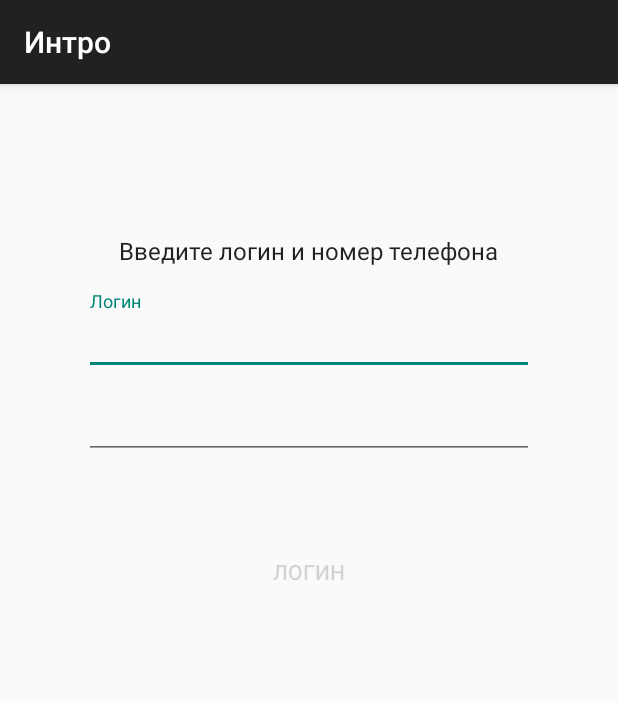
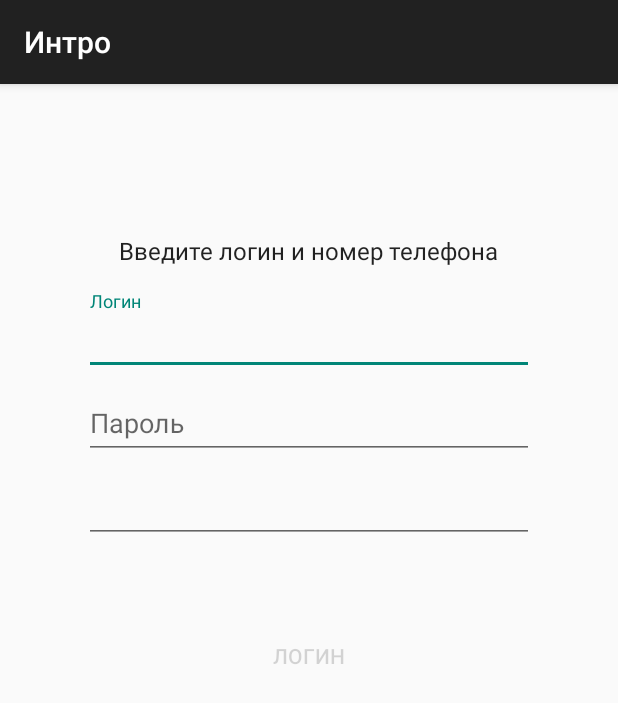
Before and after one commit to nazarovandrej/HelloWorld, an Android app: the screen it shows after launch (IntroActivity), on a phone screen of 412 x 824 dp. Shown: the top 703 px of the screen. Run offline under Robolectric (Android 15) with nearby library versions, the phone set to English and light mode, and no system bars; our stand-ins replace ButterKnife; libraries missing offline, so code that uses them is left out: com.redmadrobot.inputmask, org.jasypt.util; 4 statements that could not run were skipped.

Commit message:
added encrypted password saving and getting from shared preferences plus prompting on loading with showing it and hiding if OK

```diff
--- a/app/build.gradle
+++ b/app/build.gradle
@@ -36,6 +36,9 @@ dependencies {
     compile 'com.jakewharton:butterknife:8.0.1'
     apt 'com.jakewharton:butterknife-compiler:8.0.1'
 
+    // Encryption
+    compile 'org.jasypt:jasypt:1.9.2'
+
     compile 'com.android.support:design:25.3.1'
     compile 'com.android.support:appcompat-v7:25.3.1'
     compile 'com.android.support.constraint:constraint-layout:1.0.2'
--- a/app/src/main/AndroidManifest.xml
+++ b/app/src/main/AndroidManifest.xml
@@ -26,7 +26,7 @@
             android:name=".MainActivity"
             android:configChanges="orientation|screenSize"
             android:label="@string/main_activity"
-            android:theme="@android:style/Theme.Light.NoTitleBar.Fullscreen">
+            android:theme="@style/Theme.Design.Light.NoActionBar">
         </activity>
     </application>
 
--- a/app/src/main/java/com/github/andrejnazarov/helloworld/IntroActivity.java
+++ b/app/src/main/java/com/github/andrejnazarov/helloworld/IntroActivity.java
@@ -19,6 +19,7 @@ import butterknife.OnTextChanged;
 public class IntroActivity extends AppCompatActivity {
 
     private static final int MIN_LOGIN_LENGTH = 5;
+    private static final int PASSWORD_MIN_LENGTH = 8;
 
     @BindView(R.id.hint_text_view)
     TextView mHintTextView;
@@ -29,18 +30,22 @@ public class IntroActivity extends AppCompatActivity {
     @BindView(R.id.login_edit_text)
     EditText mLoginEditText;
 
+    @BindView(R.id.password_edit_text)
+    EditText mPasswordEditText;
+
     @BindView(R.id.phone_edit_text)
     EditText mPhoneEditText;
 
     boolean isLoginFieldCorrect = false;
     boolean isPhoneFieldCorrect = false;
+    boolean isPasswordCorrect = false;
 
     @Override
     protected void onCreate(Bundle savedInstanceState) {
         super.onCreate(savedInstanceState);
         setContentView(R.layout.activity_intro);
 
-        if(Utils.readIsAlreadyLoggedIn(this)) {
+        if (Utils.readIsAlreadyLoggedIn(this)) {
             goToMainActivity();
         }
 
@@ -66,6 +71,18 @@ public class IntroActivity extends AppCompatActivity {
         isLoginFieldCorrect = editable.length() >= MIN_LOGIN_LENGTH;
     }
 
+    @OnTextChanged(value = R.id.password_edit_text,
+            callback = OnTextChanged.Callback.AFTER_TEXT_CHANGED)
+    void afterPasswordInput(Editable editable) {
+        isPasswordCorrect = editable.length() >= PASSWORD_MIN_LENGTH;
+        if (!isPasswordCorrect) {
+            mPasswordEditText.setError("password is easy! minimum " + PASSWORD_MIN_LENGTH + " digits");
+        } else {
+            mPasswordEditText.setError(null);
+            Utils.writePassword(this, editable.toString());
+        }
+    }
+
     // >>> private methods
 
     private void initMaskForPhoneField() {
@@ -87,7 +104,7 @@ public class IntroActivity extends AppCompatActivity {
     }
 
     private boolean isInputDataCorrect() {
-        return isLoginFieldCorrect && isPhoneFieldCorrect;
+        return isLoginFieldCorrect && isPhoneFieldCorrect && isPasswordCorrect;
     }
 
     private void goToMainActivity() {
--- a/app/src/main/res/layout/activity_intro.xml
+++ b/app/src/main/res/layout/activity_intro.xml
@@ -35,6 +35,19 @@
         android:layout_height="wrap_content">
 
         <EditText
+            android:id="@+id/password_edit_text"
+            android:layout_width="match_parent"
+            android:layout_height="wrap_content"
+            android:hint="@string/password"
+            android:inputType="textPassword"
+            android:maxLength="12"/>
+    </android.support.design.widget.TextInputLayout>
+
+    <android.support.design.widget.TextInputLayout
+        android:layout_width="match_parent"
+        android:layout_height="wrap_content">
+
+        <EditText
             android:id="@+id/phone_edit_text"
             android:layout_width="match_parent"
             android:layout_height="wrap_content"
--- a/app/src/main/res/values/strings.xml
+++ b/app/src/main/res/values/strings.xml
@@ -4,6 +4,7 @@
     <string name="main_activity">Главная активити</string>
     <string name="input_data">Введите логин и номер телефона</string>
     <string name="login">Логин</string>
-    <string name="hint">введите номер полностью</string>
+    <string name="hint">Введите номер полностью</string>
     <string name="invalid_input_data_message">Введенные данные некорректны</string>
+    <string name="password">Пароль</string>
 </resources>
```
Also changed, not shown: app/src/main/java/com/github/andrejnazarov/helloworld/MainActivity.java (+38 -2 lines), app/src/main/java/com/github/andrejnazarov/helloworld/Utils.java (+31 -0 lines), app/src/main/res/layout/activity_main.xml (+35 -4 lines).
